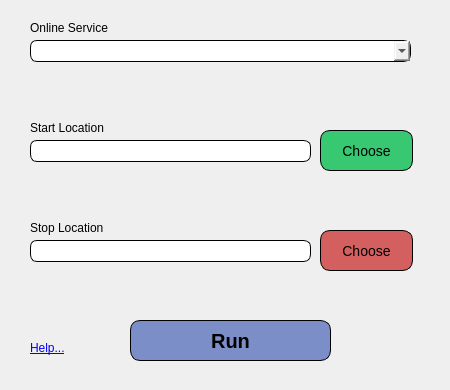
This is onlineroutingmapper_dialog_base.ui in MSBilgin/OnlineRoutingMapper as Qt 5 draws it before an edit. The edited form follows.
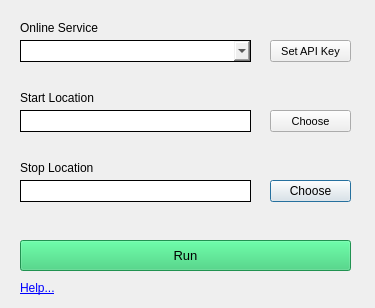
This is the edited form.

What changed in the file:
```diff
--- a/onlineroutingmapper_dialog_base.ui
+++ b/onlineroutingmapper_dialog_base.ui
@@ -9,8 +9,8 @@
    <rect>
     <x>0</x>
     <y>0</y>
-    <width>450</width>
-    <height>390</height>
+    <width>375</width>
+    <height>308</height>
    </rect>
   </property>
   <property name="sizePolicy">
@@ -25,8 +25,8 @@
   <widget class="QLabel" name="helpLbl">
    <property name="geometry">
     <rect>
-     <x>30</x>
-     <y>340</y>
+     <x>20</x>
+     <y>280</y>
      <width>53</width>
      <height>16</height>
     </rect>
@@ -41,14 +41,14 @@
   <widget class="QComboBox" name="serviceCombo">
    <property name="geometry">
     <rect>
-     <x>30</x>
+     <x>20</x>
      <y>40</y>
-     <width>381</width>
+     <width>231</width>
      <height>22</height>
     </rect>
    </property>
    <property name="styleSheet">
-    <string notr="true">border-radius:7px;
+    <string notr="true">
 border:1px solid black</string>
    </property>
    <property name="editable">
@@ -58,23 +58,14 @@
   <widget class="QPushButton" name="stopBtn">
    <property name="geometry">
     <rect>
-     <x>320</x>
-     <y>230</y>
-     <width>93</width>
-     <height>41</height>
+     <x>270</x>
+     <y>180</y>
+     <width>81</width>
+     <height>22</height>
     </rect>
    </property>
    <property name="styleSheet">
-    <string notr="true">QPushButton {
-font-size:14px;
-background-color:#d35f5f;
-border-radius: 10px;
-border: 1px solid black;
-}
-
-QPushButton:hover {
-background-color: #c83737;
-}</string>
+    <string notr="true"/>
    </property>
    <property name="text">
     <string>Choose</string>
@@ -83,8 +74,8 @@
   <widget class="QLabel" name="stopLbl">
    <property name="geometry">
     <rect>
-     <x>30</x>
-     <y>220</y>
+     <x>20</x>
+     <y>160</y>
      <width>221</width>
      <height>16</height>
     </rect>
@@ -96,8 +87,8 @@
   <widget class="QLabel" name="startLlb">
    <property name="geometry">
     <rect>
-     <x>30</x>
-     <y>120</y>
+     <x>20</x>
+     <y>90</y>
      <width>221</width>
      <height>16</height>
     </rect>
@@ -112,40 +103,35 @@
    </property>
    <property name="geometry">
     <rect>
-     <x>30</x>
-     <y>140</y>
-     <width>281</width>
+     <x>20</x>
+     <y>110</y>
+     <width>231</width>
      <height>22</height>
     </rect>
    </property>
    <property name="styleSheet">
-    <string notr="true">border-radius:7px;
-border:1px solid black</string>
+    <string notr="true">border:1px solid black</string>
    </property>
    <property name="readOnly">
-    <bool>true</bool>
+    <bool>false</bool>
    </property>
   </widget>
   <widget class="QPushButton" name="startBtn">
    <property name="geometry">
     <rect>
-     <x>320</x>
-     <y>130</y>
-     <width>93</width>
-     <height>41</height>
+     <x>270</x>
+     <y>110</y>
+     <width>81</width>
+     <height>22</height>
     </rect>
    </property>
+   <property name="font">
+    <font>
+     <pointsize>8</pointsize>
+    </font>
+   </property>
    <property name="styleSheet">
-    <string notr="true">QPushButton {
-font-size:14px;
-background-color:#37c871;
-border-radius: 10px;
-border: 1px solid black;
-}
-
-QPushButton:hover {
-background-color: #2CA02C;
-}</string>
+    <string notr="true"/>
    </property>
    <property name="text">
     <string>Choose</string>
@@ -154,24 +140,23 @@
   <widget class="QLineEdit" name="stopTxt">
    <property name="geometry">
     <rect>
-     <x>30</x>
-     <y>240</y>
-     <width>281</width>
+     <x>20</x>
+     <y>180</y>
+     <width>231</width>
      <height>22</height>
     </rect>
    </property>
    <property name="styleSheet">
-    <string notr="true">border-radius:7px;
-border:1px solid black</string>
+    <string notr="true">border:1px solid black</string>
    </property>
    <property name="readOnly">
-    <bool>true</bool>
+    <bool>false</bool>
    </property>
   </widget>
   <widget class="QLabel" name="startLlb_2">
    <property name="geometry">
     <rect>
-     <x>30</x>
+     <x>20</x>
      <y>20</y>
      <width>221</width>
      <height>16</height>
@@ -187,30 +172,463 @@
    </property>
    <property name="geometry">
     <rect>
-     <x>130</x>
-     <y>320</y>
-     <width>201</width>
-     <height>41</height>
+     <x>20</x>
+     <y>240</y>
+     <width>331</width>
+     <height>31</height>
     </rect>
    </property>
+   <property name="palette">
+    <palette>
+     <active>
+      <colorrole role="WindowText">
+       <brush brushstyle="SolidPattern">
+        <color alpha="255">
+         <red>0</red>
+         <green>0</green>
+         <blue>0</blue>
+        </color>
+       </brush>
+      </colorrole>
+      <colorrole role="Button">
+       <brush brushstyle="SolidPattern">
+        <color alpha="255">
+         <red>46</red>
+         <green>204</green>
+         <blue>113</blue>
+        </color>
+       </brush>
+      </colorrole>
+      <colorrole role="Light">
+       <brush brushstyle="SolidPattern">
+        <color alpha="255">
+         <red>108</red>
+         <green>255</green>
+         <blue>171</blue>
+        </color>
+       </brush>
+      </colorrole>
+      <colorrole role="Midlight">
+       <brush brushstyle="SolidPattern">
+        <color alpha="255">
+         <red>77</red>
+         <green>229</green>
+         <blue>142</blue>
+        </color>
+       </brush>
+      </colorrole>
+      <colorrole role="Dark">
+       <brush brushstyle="SolidPattern">
+        <color alpha="255">
+         <red>23</red>
+         <green>102</green>
+         <blue>56</blue>
+        </color>
+       </brush>
+      </colorrole>
+      <colorrole role="Mid">
+       <brush brushstyle="SolidPattern">
+        <color alpha="255">
+         <red>31</red>
+         <green>136</green>
+         <blue>75</blue>
+        </color>
+       </brush>
+      </colorrole>
+      <colorrole role="Text">
+       <brush brushstyle="SolidPattern">
+        <color alpha="255">
+         <red>0</red>
+         <green>0</green>
+         <blue>0</blue>
+        </color>
+       </brush>
+      </colorrole>
+      <colorrole role="BrightText">
+       <brush brushstyle="SolidPattern">
+        <color alpha="255">
+         <red>255</red>
+         <green>255</green>
+         <blue>255</blue>
+        </color>
+       </brush>
+      </colorrole>
+      <colorrole role="ButtonText">
+       <brush brushstyle="SolidPattern">
+        <color alpha="255">
+         <red>0</red>
+         <green>0</green>
+         <blue>0</blue>
+        </color>
+       </brush>
+      </colorrole>
+      <colorrole role="Base">
+       <brush brushstyle="SolidPattern">
+        <color alpha="255">
+         <red>255</red>
+         <green>255</green>
+         <blue>255</blue>
+        </color>
+       </brush>
+      </colorrole>
+      <colorrole role="Window">
+       <brush brushstyle="SolidPattern">
+        <color alpha="255">
+         <red>46</red>
+         <green>204</green>
+         <blue>113</blue>
+        </color>
+       </brush>
+      </colorrole>
+      <colorrole role="Shadow">
+       <brush brushstyle="SolidPattern">
+        <color alpha="255">
+         <red>0</red>
+         <green>0</green>
+         <blue>0</blue>
+        </color>
+       </brush>
+      </colorrole>
+      <colorrole role="AlternateBase">
+       <brush brushstyle="SolidPattern">
+        <color alpha="255">
+         <red>150</red>
+         <green>229</green>
+         <blue>184</blue>
+        </color>
+       </brush>
+      </colorrole>
+      <colorrole role="ToolTipBase">
+       <brush brushstyle="SolidPattern">
+        <color alpha="255">
+         <red>255</red>
+         <green>255</green>
+         <blue>220</blue>
+        </color>
+       </brush>
+      </colorrole>
+      <colorrole role="ToolTipText">
+       <brush brushstyle="SolidPattern">
+        <color alpha="255">
+         <red>0</red>
+         <green>0</green>
+         <blue>0</blue>
+        </color>
+       </brush>
+      </colorrole>
+      <colorrole role="PlaceholderText">
+       <brush brushstyle="SolidPattern">
+        <color alpha="128">
+         <red>0</red>
+         <green>0</green>
+         <blue>0</blue>
+        </color>
+       </brush>
+      </colorrole>
+     </active>
+     <inactive>
+      <colorrole role="WindowText">
+       <brush brushstyle="SolidPattern">
+        <color alpha="255">
+         <red>0</red>
+         <green>0</green>
+         <blue>0</blue>
+        </color>
+       </brush>
+      </colorrole>
+      <colorrole role="Button">
+       <brush brushstyle="SolidPattern">
+        <color alpha="255">
+         <red>46</red>
+         <green>204</green>
+         <blue>113</blue>
+        </color>
+       </brush>
+      </colorrole>
+      <colorrole role="Light">
+       <brush brushstyle="SolidPattern">
+        <color alpha="255">
+         <red>108</red>
+         <green>255</green>
+         <blue>171</blue>
+        </color>
+       </brush>
+      </colorrole>
+      <colorrole role="Midlight">
+       <brush brushstyle="SolidPattern">
+        <color alpha="255">
+         <red>77</red>
+         <green>229</green>
+         <blue>142</blue>
+        </color>
+       </brush>
+      </colorrole>
+      <colorrole role="Dark">
+       <brush brushstyle="SolidPattern">
+        <color alpha="255">
+         <red>23</red>
+         <green>102</green>
+         <blue>56</blue>
+        </color>
+       </brush>
+      </colorrole>
+      <colorrole role="Mid">
+       <brush brushstyle="SolidPattern">
+        <color alpha="255">
+         <red>31</red>
+         <green>136</green>
+         <blue>75</blue>
+        </color>
+       </brush>
+      </colorrole>
+      <colorrole role="Text">
+       <brush brushstyle="SolidPattern">
+        <color alpha="255">
+         <red>0</red>
+         <green>0</green>
+         <blue>0</blue>
+        </color>
+       </brush>
+      </colorrole>
+      <colorrole role="BrightText">
+       <brush brushstyle="SolidPattern">
+        <color alpha="255">
+         <red>255</red>
+         <green>255</green>
+         <blue>255</blue>
+        </color>
+       </brush>
+      </colorrole>
+      <colorrole role="ButtonText">
+       <brush brushstyle="SolidPattern">
+        <color alpha="255">
+         <red>0</red>
+         <green>0</green>
+         <blue>0</blue>
+        </color>
+       </brush>
+      </colorrole>
+      <colorrole role="Base">
+       <brush brushstyle="SolidPattern">
+        <color alpha="255">
+         <red>255</red>
+         <green>255</green>
+         <blue>255</blue>
+        </color>
+       </brush>
+      </colorrole>
+      <colorrole role="Window">
+       <brush brushstyle="SolidPattern">
+        <color alpha="255">
+         <red>46</red>
+         <green>204</green>
+         <blue>113</blue>
+        </color>
+       </brush>
+      </colorrole>
+      <colorrole role="Shadow">
+       <brush brushstyle="SolidPattern">
+        <color alpha="255">
+         <red>0</red>
+         <green>0</green>
+         <blue>0</blue>
+        </color>
+       </brush>
+      </colorrole>
+      <colorrole role="AlternateBase">
+       <brush brushstyle="SolidPattern">
+        <color alpha="255">
+         <red>150</red>
+         <green>229</green>
+         <blue>184</blue>
+        </color>
+       </brush>
+      </colorrole>
+      <colorrole role="ToolTipBase">
+       <brush brushstyle="SolidPattern">
+        <color alpha="255">
+         <red>255</red>
+         <green>255</green>
+         <blue>220</blue>
+        </color>
+       </brush>
+      </colorrole>
+      <colorrole role="ToolTipText">
+       <brush brushstyle="SolidPattern">
+        <color alpha="255">
+         <red>0</red>
+         <green>0</green>
+         <blue>0</blue>
+        </color>
+       </brush>
+      </colorrole>
+      <colorrole role="PlaceholderText">
+       <brush brushstyle="SolidPattern">
+        <color alpha="128">
+         <red>0</red>
+         <green>0</green>
+         <blue>0</blue>
+        </color>
+       </brush>
+      </colorrole>
+     </inactive>
+     <disabled>
+      <colorrole role="WindowText">
+       <brush brushstyle="SolidPattern">
+        <color alpha="255">
+         <red>23</red>
+         <green>102</green>
+         <blue>56</blue>
+        </color>
+       </brush>
+      </colorrole>
+      <colorrole role="Button">
+       <brush brushstyle="SolidPattern">
+        <color alpha="255">
+         <red>46</red>
+         <green>204</green>
+         <blue>113</blue>
+        </color>
+       </brush>
+      </colorrole>
+      <colorrole role="Light">
+       <brush brushstyle="SolidPattern">
+        <color alpha="255">
+         <red>108</red>
+         <green>255</green>
+         <blue>171</blue>
+        </color>
+       </brush>
+      </colorrole>
+      <colorrole role="Midlight">
+       <brush brushstyle="SolidPattern">
+        <color alpha="255">
+         <red>77</red>
+         <green>229</green>
+         <blue>142</blue>
+        </color>
+       </brush>
+      </colorrole>
+      <colorrole role="Dark">
+       <brush brushstyle="SolidPattern">
+        <color alpha="255">
+         <red>23</red>
+         <green>102</green>
+         <blue>56</blue>
+        </color>
+       </brush>
+      </colorrole>
+      <colorrole role="Mid">
+       <brush brushstyle="SolidPattern">
+        <color alpha="255">
+         <red>31</red>
+         <green>136</green>
+         <blue>75</blue>
+        </color>
+       </brush>
+      </colorrole>
+      <colorrole role="Text">
+       <brush brushstyle="SolidPattern">
+        <color alpha="255">
+         <red>23</red>
+         <green>102</green>
+         <blue>56</blue>
+        </color>
+       </brush>
+      </colorrole>
+      <colorrole role="BrightText">
+       <brush brushstyle="SolidPattern">
+        <color alpha="255">
+         <red>255</red>
+         <green>255</green>
+         <blue>255</blue>
+        </color>
+       </brush>
+      </colorrole>
+      <colorrole role="ButtonText">
+       <brush brushstyle="SolidPattern">
+        <color alpha="255">
+         <red>23</red>
+         <green>102</green>
+         <blue>56</blue>
+        </color>
+       </brush>
+      </colorrole>
+      <colorrole role="Base">
+       <brush brushstyle="SolidPattern">
+        <color alpha="255">
+         <red>46</red>
+         <green>204</green>
+         <blue>113</blue>
+        </color>
+       </brush>
+      </colorrole>
+      <colorrole role="Window">
+       <brush brushstyle="SolidPattern">
+        <color alpha="255">
+         <red>46</red>
+         <green>204</green>
+         <blue>113</blue>
+        </color>
+       </brush>
+      </colorrole>
+      <colorrole role="Shadow">
+       <brush brushstyle="SolidPattern">
+        <color alpha="255">
+         <red>0</red>
+         <green>0</green>
+         <blue>0</blue>
+        </color>
+       </brush>
+      </colorrole>
+      <colorrole role="AlternateBase">
+       <brush brushstyle="SolidPattern">
+        <color alpha="255">
+         <red>46</red>
+         <green>204</green>
+         <blue>113</blue>
+        </color>
+       </brush>
+      </colorrole>
+      <colorrole role="ToolTipBase">
+       <brush brushstyle="SolidPattern">
+        <color alpha="255">
+         <red>255</red>
+         <green>255</green>
+         <blue>220</blue>
+        </color>
+       </brush>
+      </colorrole>
+      <colorrole role="ToolTipText">
+       <brush brushstyle="SolidPattern">
+        <color alpha="255">
+         <red>0</red>
+         <green>0</green>
+         <blue>0</blue>
+        </color>
+       </brush>
+      </colorrole>
+      <colorrole role="PlaceholderText">
+       <brush brushstyle="SolidPattern">
+        <color alpha="128">
+         <red>0</red>
+         <green>0</green>
+         <blue>0</blue>
+        </color>
+       </brush>
+      </colorrole>
+     </disabled>
+    </palette>
+   </property>
    <property name="font">
     <font>
-     <pointsize>-1</pointsize>
-     <weight>75</weight>
-     <bold>true</bold>
+     <pointsize>10</pointsize>
+     <weight>50</weight>
+     <bold>false</bold>
     </font>
    </property>
    <property name="styleSheet">
-    <string notr="true">QPushButton {
-font-size:20px;
-font-weight:bold;
-background-color: #7B8EC8;
-border-radius: 10px;
-border: 1px solid black;
-}
-QPushButton:hover {
-background-color:#546AAA
-}</string>
+    <string notr="true"/>
    </property>
    <property name="text">
     <string>Run</string>
@@ -222,6 +640,27 @@
     </size>
    </property>
   </widget>
+  <widget class="QPushButton" name="setApiKeyBtn">
+   <property name="geometry">
+    <rect>
+     <x>270</x>
+     <y>40</y>
+     <width>81</width>
+     <height>22</height>
+    </rect>
+   </property>
+   <property name="font">
+    <font>
+     <pointsize>8</pointsize>
+    </font>
+   </property>
+   <property name="styleSheet">
+    <string notr="true"/>
+   </property>
+   <property name="text">
+    <string>Set API Key</string>
+   </property>
+  </widget>
  </widget>
  <resources/>
  <connections/>
```
